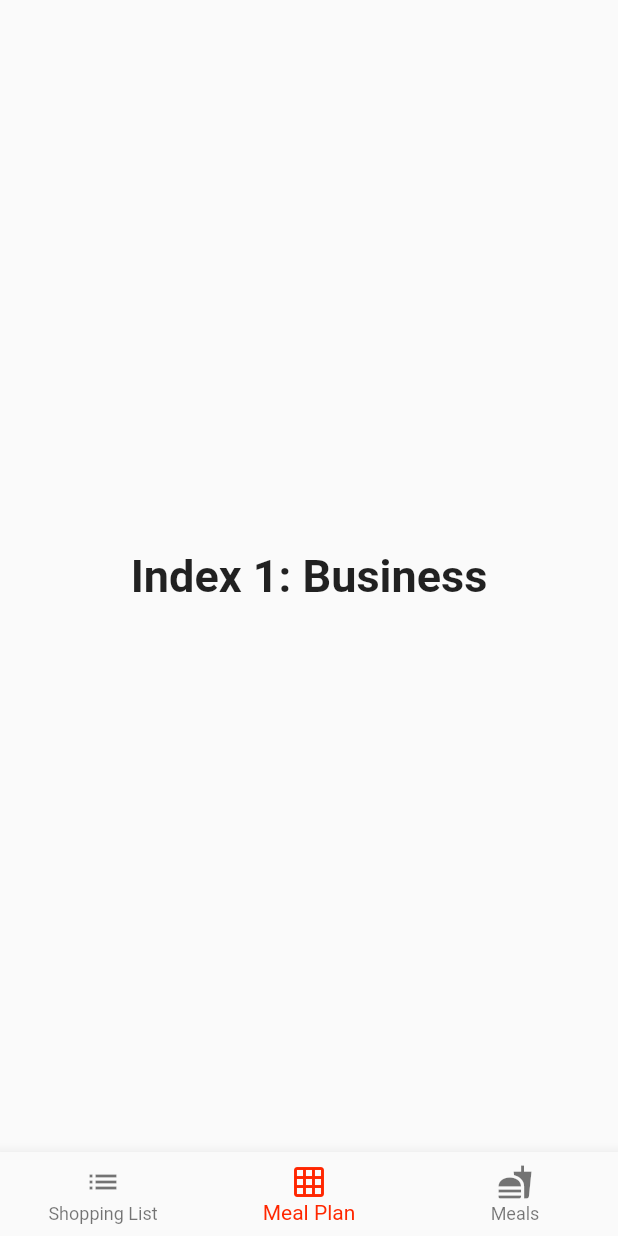
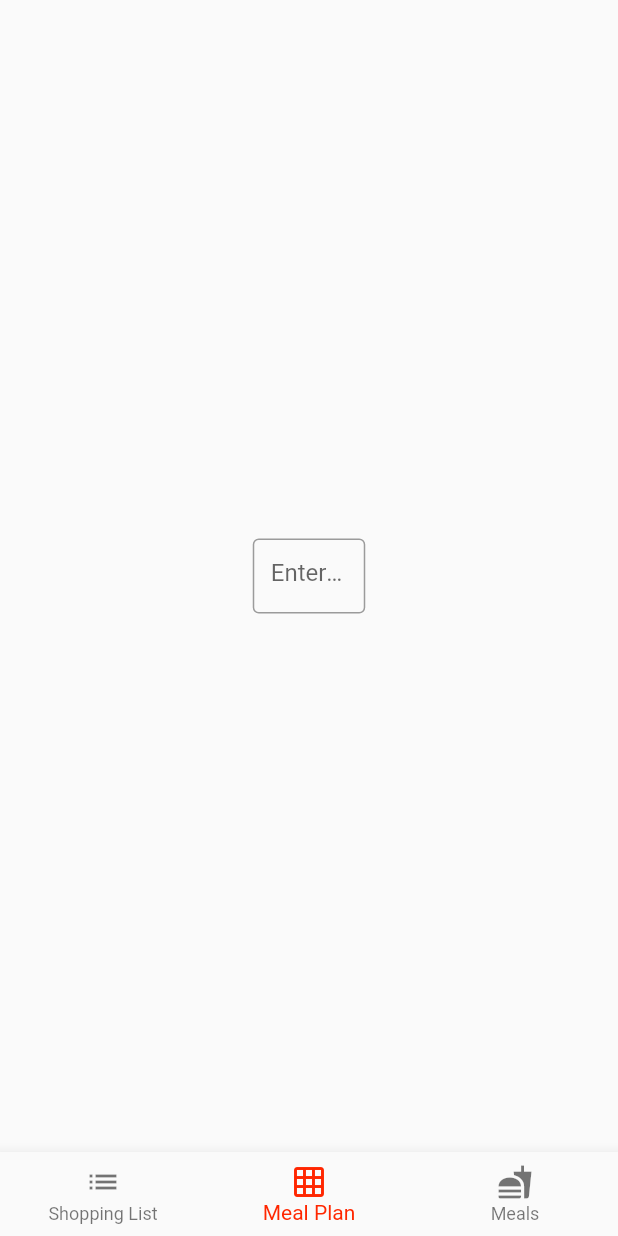
Before and after one commit to oisinfarrell00/Meal-Plan-App, a Flutter app: the screen it shows after launch, item 2 of the bottom bar chosen, on a phone screen of 412 x 824 dp. Run offline on Flutter 3.47's test engine with Material 2 defaults, Android fonts, the light colour scheme and no system bars.

Commit message:
adding button ti input a meal

```diff
--- a/meal_plan_app/lib/home_page.dart
+++ b/meal_plan_app/lib/home_page.dart
@@ -1,5 +1,6 @@
 import 'package:flutter/material.dart';
 import 'package:meal_plan_app/shopping_list.dart';
+import 'package:meal_plan_app/weekly_plan.dart';
 
 class HomePage extends StatefulWidget {
   const HomePage({super.key});
@@ -14,10 +15,7 @@ class _HomePageState extends State<HomePage> {
       TextStyle(fontSize: 30, fontWeight: FontWeight.bold);
   static const List<Widget> _widgetOptions = <Widget>[
     ShoppingList(),
-    Text(
-      'Index 1: Business',
-      style: optionStyle,
-    ),
+    WeeklyMealPlan(),
     Text(
       'Index 2: School',
       style: optionStyle,
--- a/meal_plan_app/lib/shopping_list.dart
+++ b/meal_plan_app/lib/shopping_list.dart
@@ -1,4 +1,6 @@
 import 'package:flutter/material.dart';
+
+List<String> shoppingList = [];
 
 class ShoppingList extends StatefulWidget {
   const ShoppingList({super.key});
@@ -8,7 +10,6 @@ class ShoppingList extends StatefulWidget {
 }
 
 class _ShoppingListState extends State<ShoppingList> {
-  List<String> shoppingList = [];
   @override
   Widget build(BuildContext context) {
     return Scaffold(
--- /dev/null
+++ b/meal_plan_app/lib/weekly_plan.dart
@@ -0,0 +1,32 @@
+import 'package:flutter/material.dart';
+
+var txt = TextEditingController();
+
+class WeeklyMealPlan extends StatefulWidget {
+  const WeeklyMealPlan({super.key});
+
+  @override
+  State<WeeklyMealPlan> createState() => _WeeklyMealPlanState();
+}
+
+class _WeeklyMealPlanState extends State<WeeklyMealPlan> {
+  Widget mealTile() {
+    return SizedBox(
+      width: 75,
+      height: 50,
+      child: TextField(
+          controller: txt,
+          decoration: const InputDecoration(
+            border: OutlineInputBorder(),
+            hintText: 'Enter a search term',
+          )),
+    );
+  }
+
+  @override
+  Widget build(BuildContext context) {
+    return Container(
+      child: mealTile(),
+    );
+  }
+}
```
